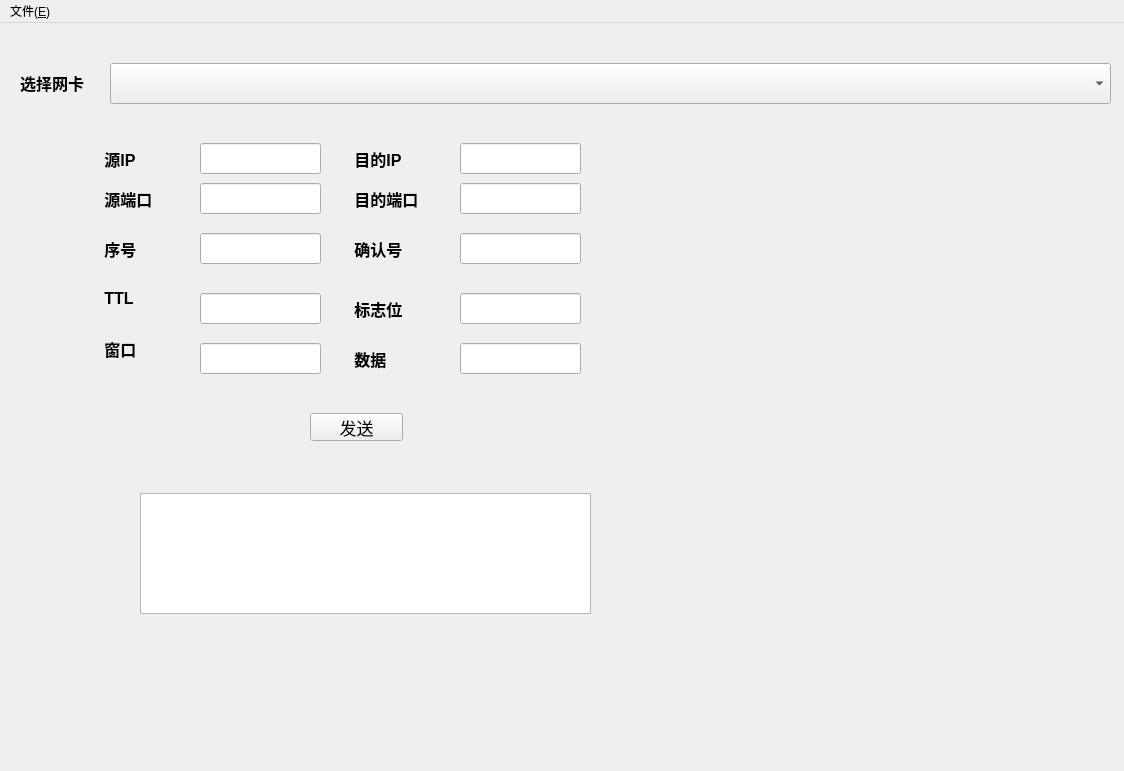
First picture: the form in mainwindow.ui, repository JidongLi-hub/Internet-Package-Sender, before the edit.
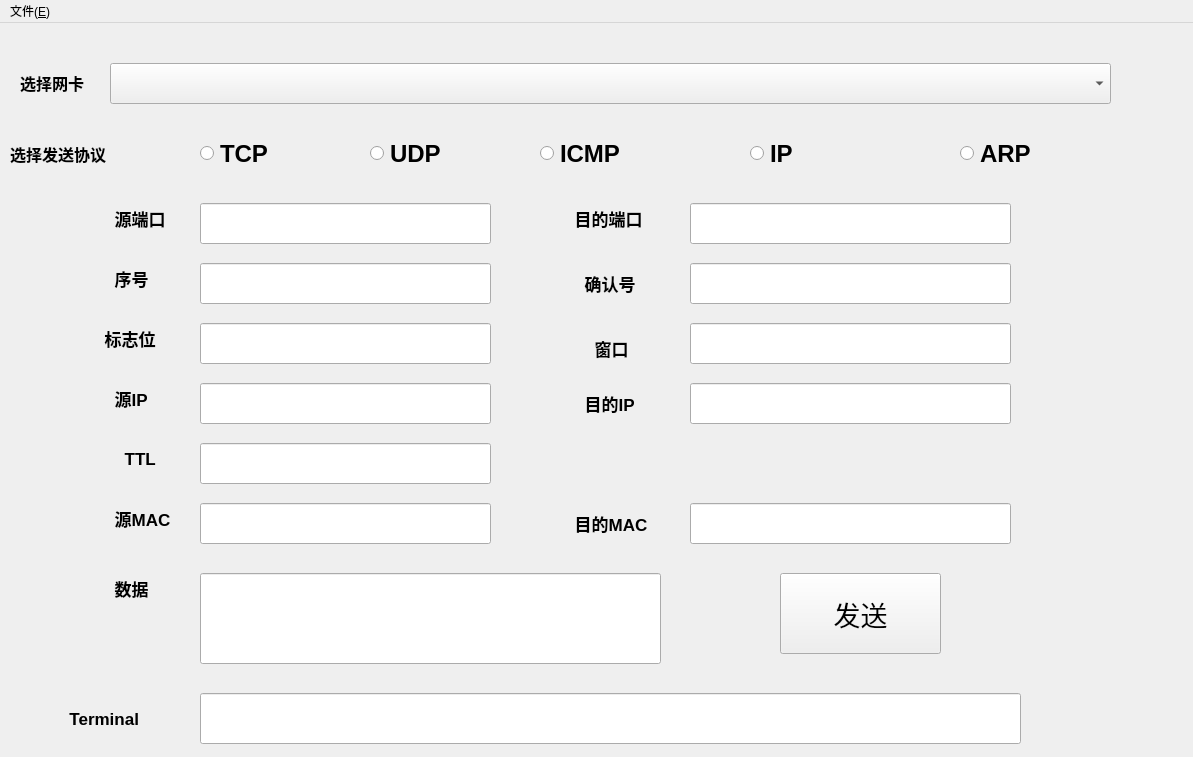
Second picture: the form after the edit.

Commit message: 上传了ui文件

The edit to the form file:
```diff
--- a/mainwindow.ui
+++ b/mainwindow.ui
@@ -6,8 +6,8 @@
    <rect>
     <x>0</x>
     <y>0</y>
-    <width>1124</width>
-    <height>771</height>
+    <width>1193</width>
+    <height>757</height>
    </rect>
   </property>
   <property name="windowTitle">
@@ -47,15 +47,15 @@
    <widget class="QLabel" name="label_sport">
     <property name="geometry">
      <rect>
-      <x>100</x>
-      <y>160</y>
-      <width>71</width>
-      <height>31</height>
+      <x>110</x>
+      <y>170</y>
+      <width>91</width>
+      <height>51</height>
      </rect>
     </property>
     <property name="font">
      <font>
-      <pointsize>12</pointsize>
+      <pointsize>13</pointsize>
       <weight>75</weight>
       <bold>true</bold>
      </font>
@@ -67,15 +67,15 @@
    <widget class="QLabel" name="label_dport">
     <property name="geometry">
      <rect>
-      <x>350</x>
-      <y>160</y>
+      <x>570</x>
+      <y>180</y>
       <width>101</width>
       <height>31</height>
      </rect>
     </property>
     <property name="font">
      <font>
-      <pointsize>12</pointsize>
+      <pointsize>13</pointsize>
       <weight>75</weight>
       <bold>true</bold>
      </font>
@@ -87,15 +87,15 @@
    <widget class="QLabel" name="label_seq">
     <property name="geometry">
      <rect>
-      <x>100</x>
-      <y>210</y>
+      <x>110</x>
+      <y>240</y>
       <width>71</width>
       <height>31</height>
      </rect>
     </property>
     <property name="font">
      <font>
-      <pointsize>12</pointsize>
+      <pointsize>13</pointsize>
       <weight>75</weight>
       <bold>true</bold>
      </font>
@@ -107,15 +107,15 @@
    <widget class="QLabel" name="label_ack">
     <property name="geometry">
      <rect>
-      <x>350</x>
-      <y>210</y>
-      <width>71</width>
-      <height>31</height>
+      <x>580</x>
+      <y>240</y>
+      <width>91</width>
+      <height>41</height>
      </rect>
     </property>
     <property name="font">
      <font>
-      <pointsize>12</pointsize>
+      <pointsize>13</pointsize>
       <weight>75</weight>
       <bold>true</bold>
      </font>
@@ -127,15 +127,15 @@
    <widget class="QLabel" name="label_ttl">
     <property name="geometry">
      <rect>
-      <x>100</x>
-      <y>260</y>
+      <x>120</x>
+      <y>420</y>
       <width>71</width>
       <height>31</height>
      </rect>
     </property>
     <property name="font">
      <font>
-      <pointsize>12</pointsize>
+      <pointsize>13</pointsize>
       <weight>75</weight>
       <bold>true</bold>
      </font>
@@ -147,15 +147,15 @@
    <widget class="QLabel" name="label_sign">
     <property name="geometry">
      <rect>
-      <x>350</x>
-      <y>270</y>
-      <width>71</width>
+      <x>100</x>
+      <y>300</y>
+      <width>91</width>
       <height>31</height>
      </rect>
     </property>
     <property name="font">
      <font>
-      <pointsize>12</pointsize>
+      <pointsize>13</pointsize>
       <weight>75</weight>
       <bold>true</bold>
      </font>
@@ -168,9 +168,9 @@
     <property name="geometry">
      <rect>
       <x>200</x>
-      <y>160</y>
-      <width>121</width>
-      <height>31</height>
+      <y>180</y>
+      <width>291</width>
+      <height>41</height>
      </rect>
     </property>
     <property name="font">
@@ -182,10 +182,10 @@
    <widget class="QLineEdit" name="dport">
     <property name="geometry">
      <rect>
-      <x>460</x>
-      <y>160</y>
-      <width>121</width>
-      <height>31</height>
+      <x>690</x>
+      <y>180</y>
+      <width>321</width>
+      <height>41</height>
      </rect>
     </property>
     <property name="font">
@@ -198,9 +198,9 @@
     <property name="geometry">
      <rect>
       <x>200</x>
-      <y>210</y>
-      <width>121</width>
-      <height>31</height>
+      <y>240</y>
+      <width>291</width>
+      <height>41</height>
      </rect>
     </property>
     <property name="font">
@@ -212,10 +212,10 @@
    <widget class="QLineEdit" name="ack">
     <property name="geometry">
      <rect>
-      <x>460</x>
-      <y>210</y>
-      <width>121</width>
-      <height>31</height>
+      <x>690</x>
+      <y>240</y>
+      <width>321</width>
+      <height>41</height>
      </rect>
     </property>
     <property name="font">
@@ -228,9 +228,9 @@
     <property name="geometry">
      <rect>
       <x>200</x>
-      <y>270</y>
-      <width>121</width>
-      <height>31</height>
+      <y>420</y>
+      <width>291</width>
+      <height>41</height>
      </rect>
     </property>
     <property name="font">
@@ -242,25 +242,10 @@
    <widget class="QLineEdit" name="sign">
     <property name="geometry">
      <rect>
-      <x>460</x>
-      <y>270</y>
-      <width>121</width>
-      <height>31</height>
-     </rect>
-    </property>
-    <property name="font">
-     <font>
-      <pointsize>12</pointsize>
-     </font>
-    </property>
-   </widget>
-   <widget class="QLineEdit" name="data">
-    <property name="geometry">
-     <rect>
-      <x>460</x>
-      <y>320</y>
-      <width>121</width>
-      <height>31</height>
+      <x>200</x>
+      <y>300</y>
+      <width>291</width>
+      <height>41</height>
      </rect>
     </property>
     <property name="font">
@@ -272,10 +257,10 @@
    <widget class="QLineEdit" name="window">
     <property name="geometry">
      <rect>
-      <x>200</x>
-      <y>320</y>
-      <width>121</width>
-      <height>31</height>
+      <x>690</x>
+      <y>300</y>
+      <width>321</width>
+      <height>41</height>
      </rect>
     </property>
     <property name="font">
@@ -287,7 +272,7 @@
    <widget class="QLabel" name="label_window">
     <property name="geometry">
      <rect>
-      <x>100</x>
+      <x>590</x>
       <y>310</y>
       <width>71</width>
       <height>31</height>
@@ -295,7 +280,7 @@
     </property>
     <property name="font">
      <font>
-      <pointsize>12</pointsize>
+      <pointsize>13</pointsize>
       <weight>75</weight>
       <bold>true</bold>
      </font>
@@ -307,15 +292,15 @@
    <widget class="QLabel" name="label_data">
     <property name="geometry">
      <rect>
-      <x>350</x>
-      <y>320</y>
+      <x>110</x>
+      <y>550</y>
       <width>71</width>
       <height>31</height>
      </rect>
     </property>
     <property name="font">
      <font>
-      <pointsize>12</pointsize>
+      <pointsize>13</pointsize>
       <weight>75</weight>
       <bold>true</bold>
      </font>
@@ -327,15 +312,15 @@
    <widget class="QLabel" name="label_dstIP">
     <property name="geometry">
      <rect>
-      <x>350</x>
-      <y>120</y>
-      <width>71</width>
-      <height>31</height>
+      <x>580</x>
+      <y>360</y>
+      <width>91</width>
+      <height>41</height>
      </rect>
     </property>
     <property name="font">
      <font>
-      <pointsize>12</pointsize>
+      <pointsize>13</pointsize>
       <weight>75</weight>
       <bold>true</bold>
      </font>
@@ -347,10 +332,10 @@
    <widget class="QLineEdit" name="dstIP">
     <property name="geometry">
      <rect>
-      <x>460</x>
-      <y>120</y>
-      <width>121</width>
-      <height>31</height>
+      <x>690</x>
+      <y>360</y>
+      <width>321</width>
+      <height>41</height>
      </rect>
     </property>
     <property name="font">
@@ -363,9 +348,9 @@
     <property name="geometry">
      <rect>
       <x>200</x>
-      <y>120</y>
-      <width>121</width>
-      <height>31</height>
+      <y>360</y>
+      <width>291</width>
+      <height>41</height>
      </rect>
     </property>
     <property name="font">
@@ -377,15 +362,15 @@
    <widget class="QLabel" name="label_srcIP">
     <property name="geometry">
      <rect>
-      <x>100</x>
-      <y>120</y>
+      <x>110</x>
+      <y>360</y>
       <width>71</width>
       <height>31</height>
      </rect>
     </property>
     <property name="font">
      <font>
-      <pointsize>12</pointsize>
+      <pointsize>13</pointsize>
       <weight>75</weight>
       <bold>true</bold>
      </font>
@@ -397,29 +382,289 @@
    <widget class="QPushButton" name="send">
     <property name="geometry">
      <rect>
-      <x>310</x>
-      <y>390</y>
-      <width>93</width>
-      <height>28</height>
+      <x>780</x>
+      <y>550</y>
+      <width>161</width>
+      <height>81</height>
      </rect>
     </property>
     <property name="font">
      <font>
-      <pointsize>13</pointsize>
+      <pointsize>20</pointsize>
      </font>
     </property>
     <property name="text">
      <string>发送</string>
     </property>
    </widget>
-   <widget class="QTextBrowser" name="note">
+   <widget class="QRadioButton" name="tcp">
     <property name="geometry">
      <rect>
-      <x>140</x>
-      <y>470</y>
-      <width>451</width>
-      <height>121</height>
+      <x>200</x>
+      <y>100</y>
+      <width>121</width>
+      <height>61</height>
      </rect>
+    </property>
+    <property name="font">
+     <font>
+      <pointsize>18</pointsize>
+      <weight>75</weight>
+      <bold>true</bold>
+     </font>
+    </property>
+    <property name="text">
+     <string>TCP</string>
+    </property>
+    <property name="iconSize">
+     <size>
+      <width>30</width>
+      <height>30</height>
+     </size>
+    </property>
+   </widget>
+   <widget class="QLabel" name="label_protocol">
+    <property name="geometry">
+     <rect>
+      <x>10</x>
+      <y>110</y>
+      <width>141</width>
+      <height>41</height>
+     </rect>
+    </property>
+    <property name="font">
+     <font>
+      <pointsize>12</pointsize>
+      <weight>75</weight>
+      <bold>true</bold>
+     </font>
+    </property>
+    <property name="text">
+     <string>选择发送协议</string>
+    </property>
+   </widget>
+   <widget class="QRadioButton" name="udp">
+    <property name="geometry">
+     <rect>
+      <x>370</x>
+      <y>100</y>
+      <width>121</width>
+      <height>61</height>
+     </rect>
+    </property>
+    <property name="font">
+     <font>
+      <pointsize>18</pointsize>
+      <weight>75</weight>
+      <bold>true</bold>
+     </font>
+    </property>
+    <property name="text">
+     <string>UDP</string>
+    </property>
+    <property name="iconSize">
+     <size>
+      <width>30</width>
+      <height>30</height>
+     </size>
+    </property>
+   </widget>
+   <widget class="QRadioButton" name="icmp">
+    <property name="geometry">
+     <rect>
+      <x>540</x>
+      <y>100</y>
+      <width>121</width>
+      <height>61</height>
+     </rect>
+    </property>
+    <property name="font">
+     <font>
+      <pointsize>18</pointsize>
+      <weight>75</weight>
+      <bold>true</bold>
+     </font>
+    </property>
+    <property name="text">
+     <string>ICMP</string>
+    </property>
+    <property name="iconSize">
+     <size>
+      <width>30</width>
+      <height>30</height>
+     </size>
+    </property>
+   </widget>
+   <widget class="QRadioButton" name="ip">
+    <property name="geometry">
+     <rect>
+      <x>750</x>
+      <y>100</y>
+      <width>121</width>
+      <height>61</height>
+     </rect>
+    </property>
+    <property name="font">
+     <font>
+      <pointsize>18</pointsize>
+      <weight>75</weight>
+      <bold>true</bold>
+     </font>
+    </property>
+    <property name="text">
+     <string>IP</string>
+    </property>
+    <property name="iconSize">
+     <size>
+      <width>30</width>
+      <height>30</height>
+     </size>
+    </property>
+   </widget>
+   <widget class="QRadioButton" name="arp">
+    <property name="geometry">
+     <rect>
+      <x>960</x>
+      <y>100</y>
+      <width>121</width>
+      <height>61</height>
+     </rect>
+    </property>
+    <property name="font">
+     <font>
+      <pointsize>18</pointsize>
+      <weight>75</weight>
+      <bold>true</bold>
+     </font>
+    </property>
+    <property name="text">
+     <string>ARP</string>
+    </property>
+    <property name="iconSize">
+     <size>
+      <width>30</width>
+      <height>30</height>
+     </size>
+    </property>
+   </widget>
+   <widget class="QLabel" name="label_dstMAC">
+    <property name="geometry">
+     <rect>
+      <x>570</x>
+      <y>480</y>
+      <width>121</width>
+      <height>41</height>
+     </rect>
+    </property>
+    <property name="font">
+     <font>
+      <pointsize>13</pointsize>
+      <weight>75</weight>
+      <bold>true</bold>
+     </font>
+    </property>
+    <property name="text">
+     <string> 目的MAC</string>
+    </property>
+   </widget>
+   <widget class="QLineEdit" name="srcMAC">
+    <property name="geometry">
+     <rect>
+      <x>200</x>
+      <y>480</y>
+      <width>291</width>
+      <height>41</height>
+     </rect>
+    </property>
+    <property name="font">
+     <font>
+      <pointsize>12</pointsize>
+     </font>
+    </property>
+   </widget>
+   <widget class="QLineEdit" name="dstMAC">
+    <property name="geometry">
+     <rect>
+      <x>690</x>
+      <y>480</y>
+      <width>321</width>
+      <height>41</height>
+     </rect>
+    </property>
+    <property name="font">
+     <font>
+      <pointsize>12</pointsize>
+     </font>
+    </property>
+   </widget>
+   <widget class="QLabel" name="label_srcMAC">
+    <property name="geometry">
+     <rect>
+      <x>110</x>
+      <y>480</y>
+      <width>71</width>
+      <height>31</height>
+     </rect>
+    </property>
+    <property name="font">
+     <font>
+      <pointsize>13</pointsize>
+      <weight>75</weight>
+      <bold>true</bold>
+     </font>
+    </property>
+    <property name="text">
+     <string> 源MAC</string>
+    </property>
+   </widget>
+   <widget class="QLineEdit" name="data">
+    <property name="geometry">
+     <rect>
+      <x>200</x>
+      <y>550</y>
+      <width>461</width>
+      <height>91</height>
+     </rect>
+    </property>
+    <property name="font">
+     <font>
+      <pointsize>12</pointsize>
+     </font>
+    </property>
+   </widget>
+   <widget class="QLineEdit" name="terminal">
+    <property name="geometry">
+     <rect>
+      <x>200</x>
+      <y>670</y>
+      <width>821</width>
+      <height>51</height>
+     </rect>
+    </property>
+    <property name="font">
+     <font>
+      <pointsize>12</pointsize>
+     </font>
+    </property>
+   </widget>
+   <widget class="QLabel" name="label_terminal">
+    <property name="geometry">
+     <rect>
+      <x>60</x>
+      <y>660</y>
+      <width>121</width>
+      <height>71</height>
+     </rect>
+    </property>
+    <property name="font">
+     <font>
+      <pointsize>13</pointsize>
+      <weight>75</weight>
+      <bold>true</bold>
+     </font>
+    </property>
+    <property name="text">
+     <string>  Terminal</string>
     </property>
    </widget>
   </widget>
@@ -428,7 +673,7 @@
     <rect>
      <x>0</x>
      <y>0</y>
-     <width>1124</width>
+     <width>1193</width>
      <height>26</height>
     </rect>
    </property>
```
